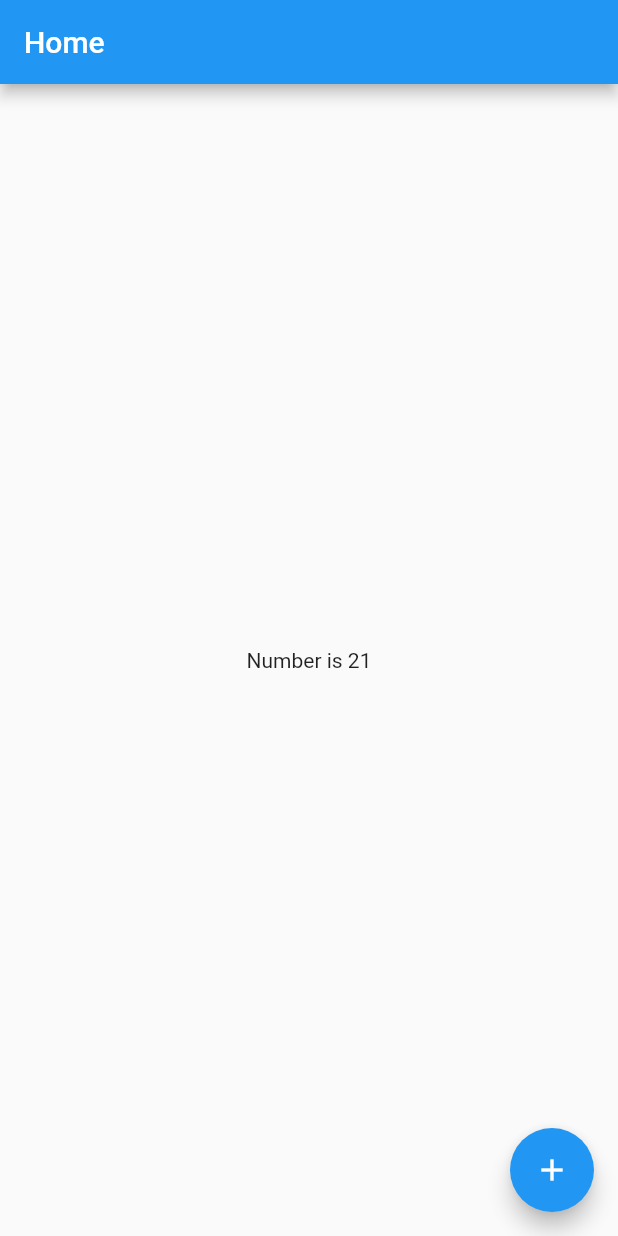
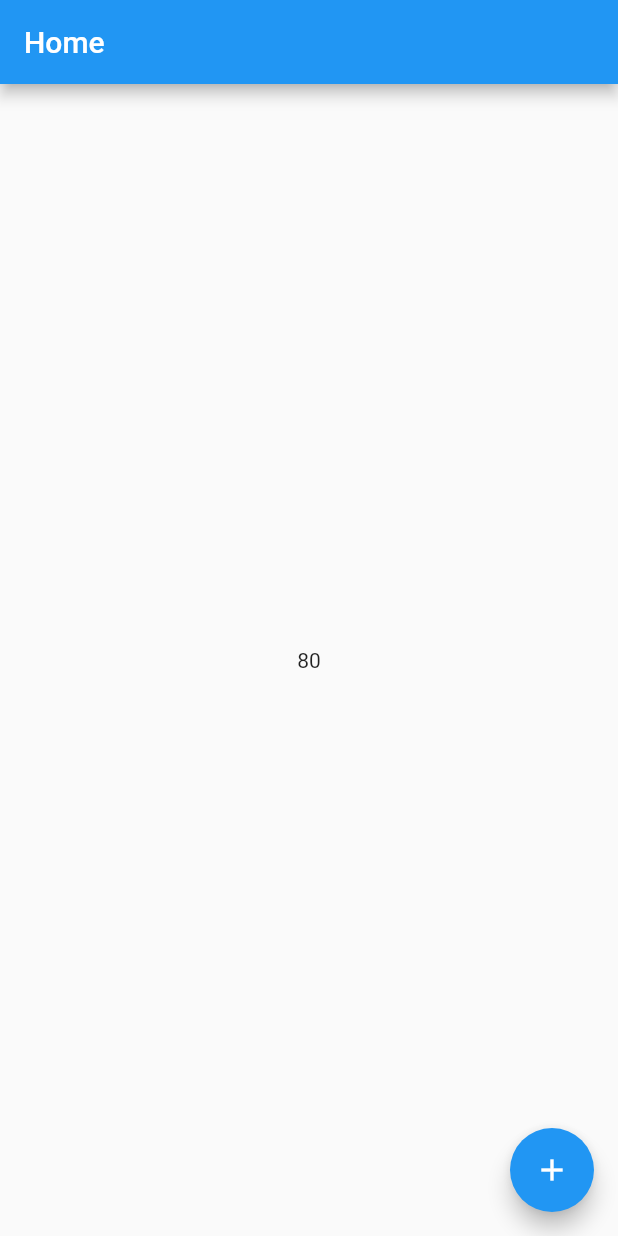
Before and after one commit to ishworpanta10/riverpod_basics, a Flutter app: the screen it shows after launch, after a tap on the "add" icon, on a phone screen of 412 x 824 dp. Run offline on Flutter 3.47's test engine with Material 2 defaults, Android fonts, the phone set to English and light mode, and no system bars; our stand-ins replace flutter_riverpod.

Commit message:
implemented future provider, state notifier provider and observers

```diff
--- a/lib/main.dart
+++ b/lib/main.dart
@@ -1,5 +1,6 @@
 import 'package:flutter/material.dart';
 import 'package:flutter_riverpod/flutter_riverpod.dart';
+import 'package:riverpod_demo/providers/increment_counter.dart';
 import 'package:riverpod_demo/providers/provider_observer.dart';
 import 'package:riverpod_demo/providers/providers.dart';
 
@@ -41,18 +42,29 @@ class HomePage extends ConsumerWidget {
         title: const Text('Home'),
       ),
       body: Center(
-        //build method called every time when fab is pressed
+        ///build method called every time when fab is pressed
         // child: Text("Number is ${ref.watch(numberStateProvider)}"),
-        //build method does not called every time when fab is pressed
-        child: Consumer(
-          builder: (context, ref, child) {
-            return Text("Number is ${ref.watch(numberStateProvider)}");
-          },
+        ///build method does not called every time when fab is pressed
+        // child: Consumer(
+        //   builder: (context, ref, child) {
+        //     return Text("Number is ${ref.watch(numberStateProvider)}");
+        //   },
+        // ),
+        ///future provider
+        // child: ref.watch(numberFutureProvider).whenOrNull(
+        //       data: (data) => Text('Data :$data'),
+        //       error: (err, st) => Text('Error: $err, $st'),
+        //       loading: () => const CircularProgressIndicator(),
+        //     ),
+        child: Text(
+          ref.watch(incrementCounterStateNotifierProvider).toString(),
         ),
       ),
       floatingActionButton: FloatingActionButton(
         onPressed: () {
-          ref.read(numberStateProvider.state).state++;
+          // ref.read(numberStateProvider.state).state++;
+          // ref.refresh(numberFutureProvider);
+          ref.read<IncrementCounter>(incrementCounterStateNotifierProvider.notifier).changeState(80);
         },
         child: const Icon(Icons.add),
       ),
--- /dev/null
+++ b/lib/providers/increment_counter.dart
@@ -0,0 +1,9 @@
+import 'package:flutter_riverpod/flutter_riverpod.dart';
+
+class IncrementCounter extends StateNotifier<int> {
+  IncrementCounter() : super(0);
+
+  void changeState(int number) {
+    state = number;
+  }
+}
--- a/lib/providers/providers.dart
+++ b/lib/providers/providers.dart
@@ -1,4 +1,6 @@
 import 'package:flutter_riverpod/flutter_riverpod.dart';
+
+import 'increment_counter.dart';
 
 final numberProvider = Provider<int>((ref) {
   return 10;
@@ -7,3 +9,17 @@ final numberProvider = Provider<int>((ref) {
 final numberStateProvider = StateProvider<int>((ref) {
   return 20;
 });
+
+final numberFutureProvider = FutureProvider<int?>(
+  (ref) {
+    return Future.delayed(const Duration(seconds: 3), () {
+      return Future.value(null);
+    });
+  },
+);
+
+final incrementCounterStateNotifierProvider = StateNotifierProvider(
+  (ref) {
+    return IncrementCounter();
+  },
+);
```
